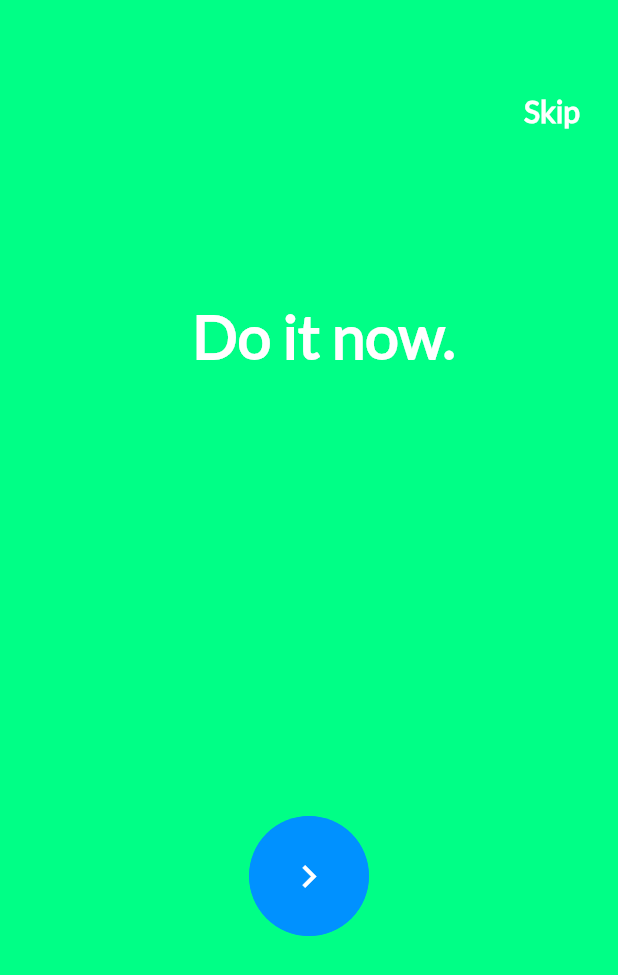
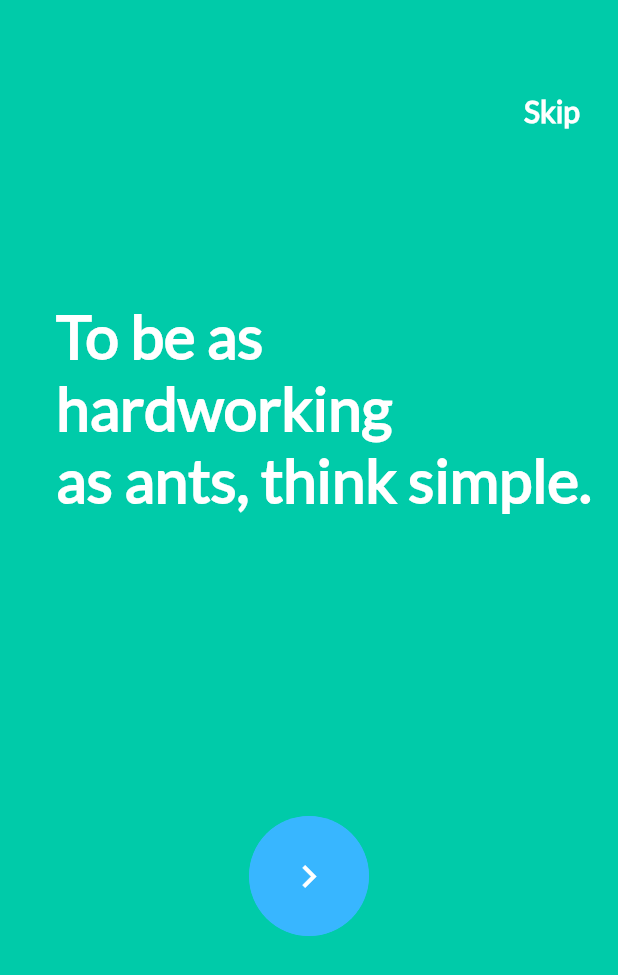
Before and after one commit to gulnurumur/antnote, a Flutter app: the screen it shows after launch, swiped to page 2, on a phone screen of 412 x 824 dp. Shown: the top 975 px of the screen. Run offline on Flutter 3.47's test engine with Material 2 defaults, Android fonts, the phone set to English and light mode, and no system bars.

Commit message:
changed colors

```diff
--- a/lib/account.dart
+++ b/lib/account.dart
@@ -18,8 +18,8 @@ class CreateAccount extends StatefulWidget {
 }
 
 class _CreateAccountState extends State<CreateAccount> {
-  Color backColor = Color(0xff37474f);
-  Color borderColor = Color(0xffff00d1);
+  Color backColor = Color(0xff273036);
+  Color borderColor = Color(0xffff66c4);
   String groupColor = '';
   @override
   Widget build(BuildContext context) {
@@ -179,7 +179,7 @@ class _CreateAccountState extends State<CreateAccount> {
                       },
                       child: Center(
                         child: Text(
-                          "I'm in.",style: TextStyle(
+                          "I'm ready",style: TextStyle(
                             fontFamily: "Lato",
                             fontSize: 16,
                             fontWeight: FontWeight.w700,
--- a/lib/login.dart
+++ b/lib/login.dart
@@ -18,8 +18,8 @@ class Login extends StatefulWidget {
 }
 
 class _LoginState extends State<Login> {
-  Color backColor = Color(0xff37474f);
-  Color borderColor= Color(0xffff00d1);
+  Color backColor = Color(0xff273036);
+  Color borderColor= Color(0xffff66c4);
   @override
   Widget build(BuildContext context) {
     return new Scaffold(
--- a/lib/main.dart
+++ b/lib/main.dart
@@ -4,21 +4,21 @@ import 'package:heisenboxapp/login.dart';
 
 
 const items = [
-  Color(0xffff00d1),
-  Color(0xff00ff86),
-  Color(0xff0091ff),
-  Color(0xffffe000),
-  Color(0xffff4600),
-  Color(0xff37474f),
+  Color(0xffff66c4),
+  Color(0xff00cba9),
+  Color(0xff38b6ff),
+  Color(0xffFFDE59),
+  Color(0xffff5500),
+  Color(0xff273036),
 ];
 
 var icerik = [
   "Welcome to\nAnt Notes",
-  "Do it now.",
-  "Delegate,\nSchedule a time\nto do it.",
-  "Decide,\nWho can do it\nfor you?",
-  "Delete,\nEliminate it.",
-  "Go ahead\nto start planning\nyour day"
+  "To be as\nhardworking\nas ants, think simple.",
+  "Categorize and better manage your\nto-do list.",
+  "Focus more\nby keeping\nshorter periods.",
+  "Get inspired\nby ants and work\nhard to be an ant.",
+  "To become an ant,\nregister now and\njoin other ants."
 ];
 
 void main() {
```
Also changed, not shown: lib/home.dart (+7 -11 lines).
